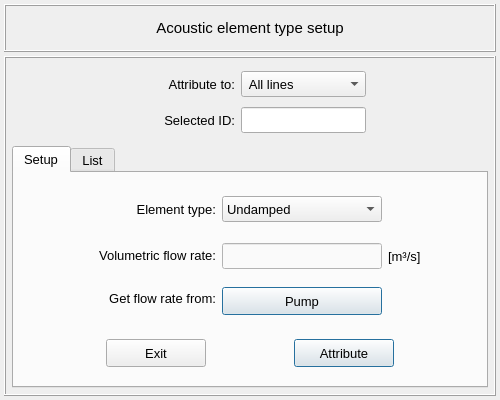
Before: the Qt Designer form pulse/interface/data/ui_files/model/setup/acoustic/acoustic_element_type_input.ui in open-pulse/OpenPulse, drawn with Qt 5.
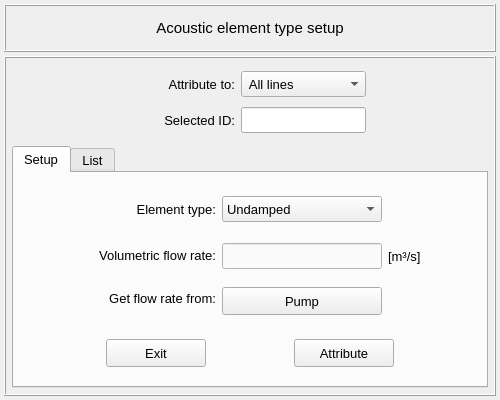
After: the same form once the commit is applied.

```diff
--- a/pulse/interface/data/ui_files/model/setup/acoustic/acoustic_element_type_input.ui
+++ b/pulse/interface/data/ui_files/model/setup/acoustic/acoustic_element_type_input.ui
@@ -404,7 +404,7 @@
                 <bool>false</bool>
                </property>
                <property name="default">
-                <bool>true</bool>
+                <bool>false</bool>
                </property>
               </widget>
              </item>
@@ -926,7 +926,7 @@
                  <bool>false</bool>
                 </property>
                 <property name="default">
-                 <bool>true</bool>
+                 <bool>false</bool>
                 </property>
                </widget>
               </item>
```
